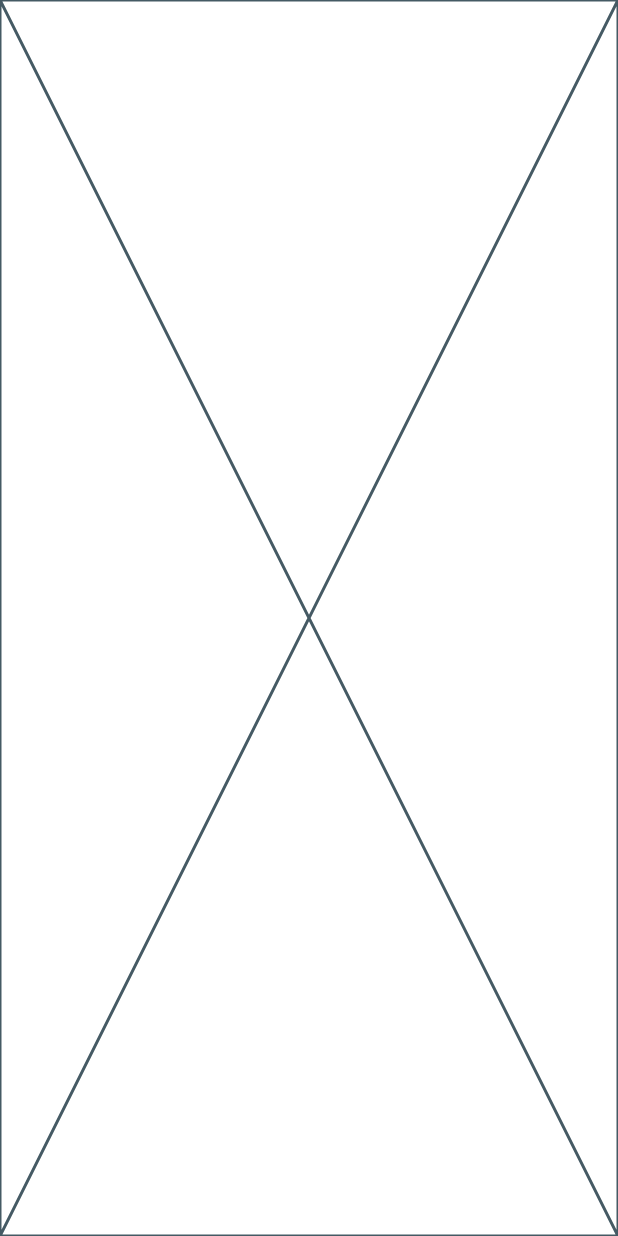
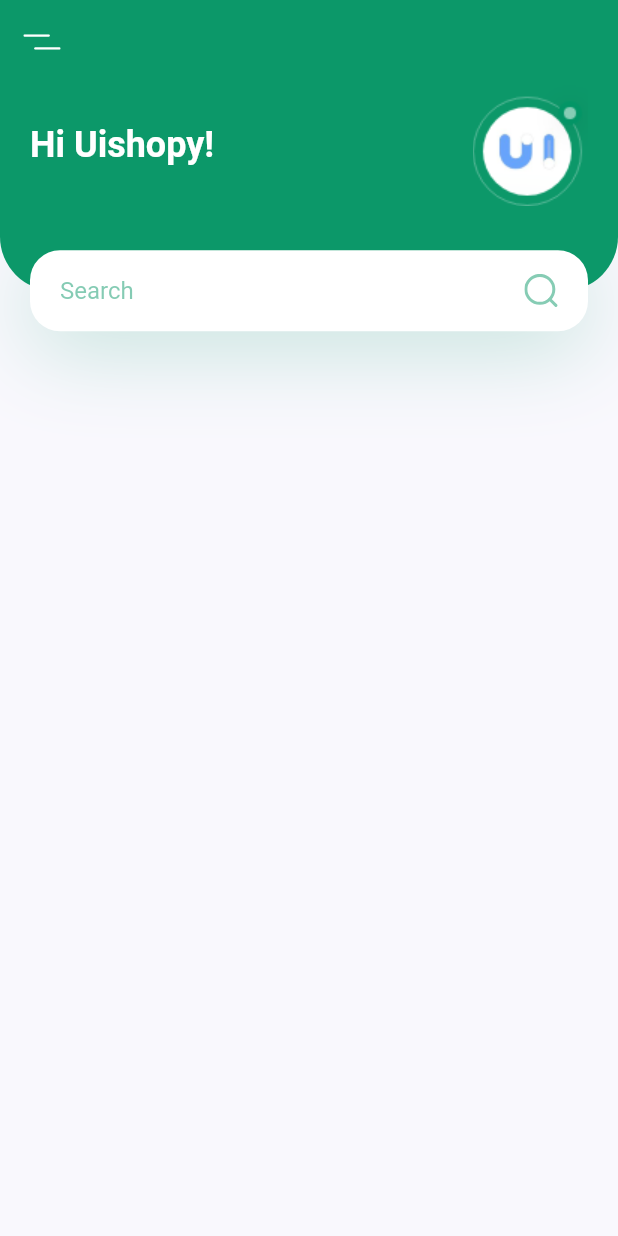
Before and after one commit to AmmarHussien/plant_app_ui, a Flutter app: the screen it shows after launch, on a phone screen of 412 x 824 dp. Run offline on Flutter 3.47's test engine with Material 2 defaults, Android fonts, the phone set to English and light mode, and no system bars; our stand-ins replace flutter_svg.

Commit message:
home header

```diff
--- a/lib/main.dart
+++ b/lib/main.dart
@@ -13,13 +13,14 @@ class MyApp extends StatelessWidget {
   @override
   Widget build(BuildContext context) {
     return MaterialApp(
-      title: 'Flutter Demo',
+      title: 'Plant App',
       theme: ThemeData(
+        scaffoldBackgroundColor: kBackgroundColor,
         primaryColor: kPrimaryColor,
-        visualDensity: VisualDensity.adaptivePlatformDensity,
+        textTheme: Theme.of(context).textTheme.apply(bodyColor: kTextColor),
       ),
       debugShowCheckedModeBanner: false,
-      home: const HomeScreen()
+      home: const HomeScreen(),
     );
   }
 }
--- a/lib/screens/home/components/body.dart
+++ b/lib/screens/home/components/body.dart
@@ -0,0 +1,19 @@
+import 'package:flutter/material.dart';
+
+import 'home_header.dart';
+
+class Body extends StatelessWidget {
+  const Body({super.key});
+
+  @override
+  Widget build(BuildContext context) {
+    Size size = MediaQuery.of(context).size;
+    return SingleChildScrollView(
+      child: Column(
+        children: [
+          HomePageHeader(size: size),
+        ],
+      ),
+    );
+  }
+}
--- /dev/null
+++ b/lib/screens/home/components/home_header.dart
@@ -0,0 +1,107 @@
+
+
+import 'package:flutter/material.dart';
+import 'package:flutter_svg/svg.dart';
+
+import '../../../constant.dart';
+
+class HomePageHeader extends StatelessWidget {
+  const HomePageHeader({
+    super.key,
+    required this.size,
+  });
+
+  final Size size;
+
+  @override
+  Widget build(BuildContext context) {
+    return SizedBox(
+      height: size.height * 0.2,
+      child: Stack(
+        children: [
+          Container(
+            padding: const EdgeInsets.only(
+              left: kDefaultPadding,
+              right: kDefaultPadding,
+              bottom: kDefaultPadding + 36,
+            ),
+            height: size.height * 0.2 - 27,
+            decoration: const BoxDecoration(
+              color: kPrimaryColor,
+              borderRadius: BorderRadius.only(
+                bottomLeft: Radius.circular(
+                  36,
+                ),
+                bottomRight: Radius.circular(
+                  36,
+                ),
+              ),
+            ),
+            child: Row(
+              children: [
+                Text(
+                  'Hi Uishopy!',
+                  style:
+                      Theme.of(context).textTheme.headlineSmall!.copyWith(
+                            color: Colors.white,
+                            fontWeight: FontWeight.bold,
+                          ),
+                ),
+                const Spacer(),
+                Image.asset(
+                  'assets/images/logo.png',
+                )
+              ],
+            ),
+          ),
+          Positioned(
+            bottom: 0,
+            left: 0,
+            right: 0,
+            child: Container(
+              alignment: Alignment.center,
+              margin: const EdgeInsets.symmetric(
+                horizontal: kDefaultPadding,
+              ),
+              padding: const EdgeInsets.symmetric(
+                horizontal: kDefaultPadding,
+              ),
+              height: 54,
+              decoration: BoxDecoration(
+                color: Colors.white,
+                borderRadius: BorderRadius.circular(
+                  20,
+                ),
+                boxShadow: [
+                  BoxShadow(
+                    offset: const Offset(0, 10),
+                    blurRadius: 50,
+                    color: kPrimaryColor.withOpacity(0.23),
+                  ),
+                ],
+              ),
+              child: Row(
+                children: [
+                  Expanded(
+                    child: TextField(
+                      onChanged: (value) {},
+                      decoration: InputDecoration(
+                        hintText: 'Search',
+                        hintStyle: TextStyle(
+                          color: kPrimaryColor.withOpacity(0.5),
+                        ),
+                        enabledBorder: InputBorder.none,
+                        focusedBorder: InputBorder.none,
+                      ),
+                    ),
+                  ),
+                  SvgPicture.asset('assets/icons/search.svg')
+                ],
+              ),
+            ),
+          ),
+        ],
+      ),
+    );
+  }
+}
--- a/lib/screens/home/home_screen.dart
+++ b/lib/screens/home/home_screen.dart
@@ -1,11 +1,27 @@
-import 'package:flutter/src/widgets/framework.dart';
-import 'package:flutter/src/widgets/placeholder.dart';
+import 'package:flutter/material.dart';
+import 'package:flutter_svg/svg.dart';
+
+import 'components/body.dart';
 
 class HomeScreen extends StatelessWidget {
   const HomeScreen({super.key});
 
   @override
   Widget build(BuildContext context) {
-    return const Placeholder();
+    return Scaffold(
+      appBar: buildAppBar(context),
+      body: const Body(),
+    );
+  }
+
+  AppBar buildAppBar(BuildContext context) {
+    return AppBar(
+      backgroundColor: Theme.of(context).primaryColor,
+      elevation: 0,
+      leading: IconButton(
+        onPressed: () {},
+        icon: SvgPicture.asset('assets/icons/menu.svg'),
+      ),
+    );
   }
 }
```
